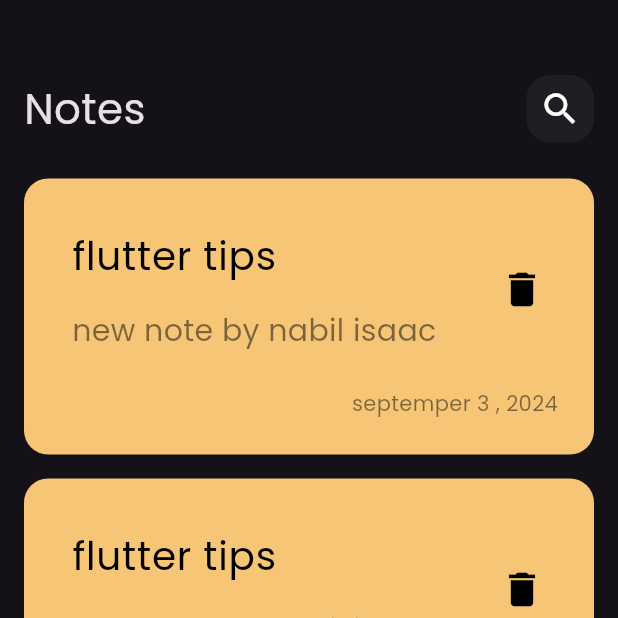
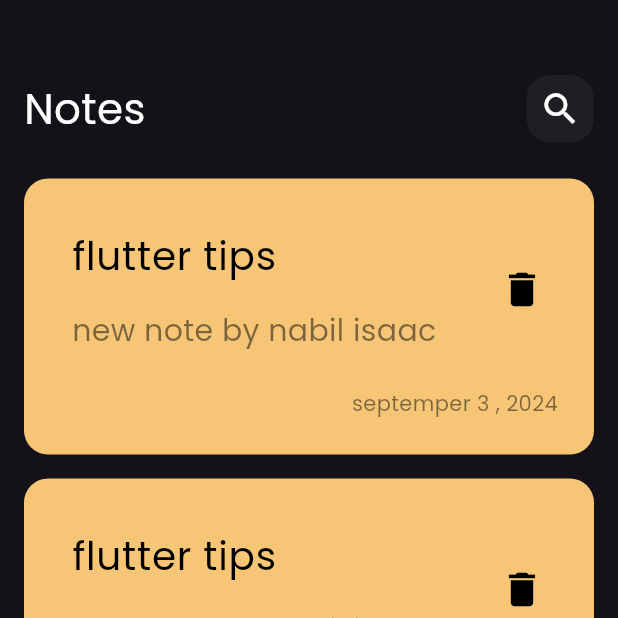
Before and after one commit to NabilIsaacHanna/notes_app, a Flutter app: the screen it shows after launch, on a phone screen of 412 x 824 dp, the top half of it. Run offline on Flutter 3.47's test engine with Material 3 defaults, Android fonts, the phone set to English and light mode, and no system bars.

Commit message:
add custom app bar to the edit note view

```diff
--- a/lib/widgets/Notes_view_body.dart
+++ b/lib/widgets/Notes_view_body.dart
@@ -15,7 +15,10 @@ class NotesViewBody extends StatelessWidget {
           SizedBox(
             height: 50,
           ),
-          CustomAppBar(),
+          CustomAppBar(
+            title: 'Notes',
+            icon: Icons.search,
+          ),
           Expanded(
             child: NotesListView(),
           ),
--- a/lib/widgets/custom_app_bar.dart
+++ b/lib/widgets/custom_app_bar.dart
@@ -2,18 +2,21 @@ import 'package:flutter/material.dart';
 import 'package:notes_app/widgets/custom_search_icon.dart';
 
 class CustomAppBar extends StatelessWidget {
-  const CustomAppBar({super.key});
-
+  const CustomAppBar({super.key, required this.title, required this.icon});
+  final String title;
+  final IconData icon;
   @override
   Widget build(BuildContext context) {
-    return const Row(
+    return Row(
       children: [
         Text(
-          'Notes',
-          style: TextStyle(fontSize: 28),
+          title,
+          style: TextStyle(fontSize: 28, color: Colors.white),
         ),
         Spacer(),
-        CustomSearchIcon(),
+        CustomIcon(
+          icon: icon,
+        ),
       ],
     );
   }
--- a/lib/widgets/custom_search_icon.dart
+++ b/lib/widgets/custom_search_icon.dart
@@ -1,8 +1,8 @@
 import 'package:flutter/material.dart';
 
-class CustomSearchIcon extends StatelessWidget {
-  const CustomSearchIcon({super.key});
-
+class CustomIcon extends StatelessWidget {
+  const CustomIcon({super.key, required this.icon});
+  final IconData icon;
   @override
   Widget build(BuildContext context) {
     return Container(
@@ -12,9 +12,9 @@ class CustomSearchIcon extends StatelessWidget {
         color: Colors.white.withOpacity(0.05),
         borderRadius: BorderRadius.circular(16),
       ),
-      child: const Center(
+      child: Center(
         child: Icon(
-          Icons.search,
+          icon,
           size: 28,
         ),
       ),
--- a/lib/widgets/edit_note_view_body.dart
+++ b/lib/widgets/edit_note_view_body.dart
@@ -1,10 +1,22 @@
 import 'package:flutter/material.dart';
+import 'package:notes_app/widgets/custom_app_bar.dart';
 
 class EditNoteViewBody extends StatelessWidget {
   const EditNoteViewBody({super.key});
 
   @override
   Widget build(BuildContext context) {
-    return const Placeholder();
+    return Padding(
+      padding: const EdgeInsets.symmetric(horizontal: 24.0),
+      child: const Column(children: [
+        SizedBox(
+          height: 50,
+        ),
+        CustomAppBar(
+          title: 'Edit',
+          icon: Icons.check,
+        ),
+      ]),
+    );
   }
 }
```
